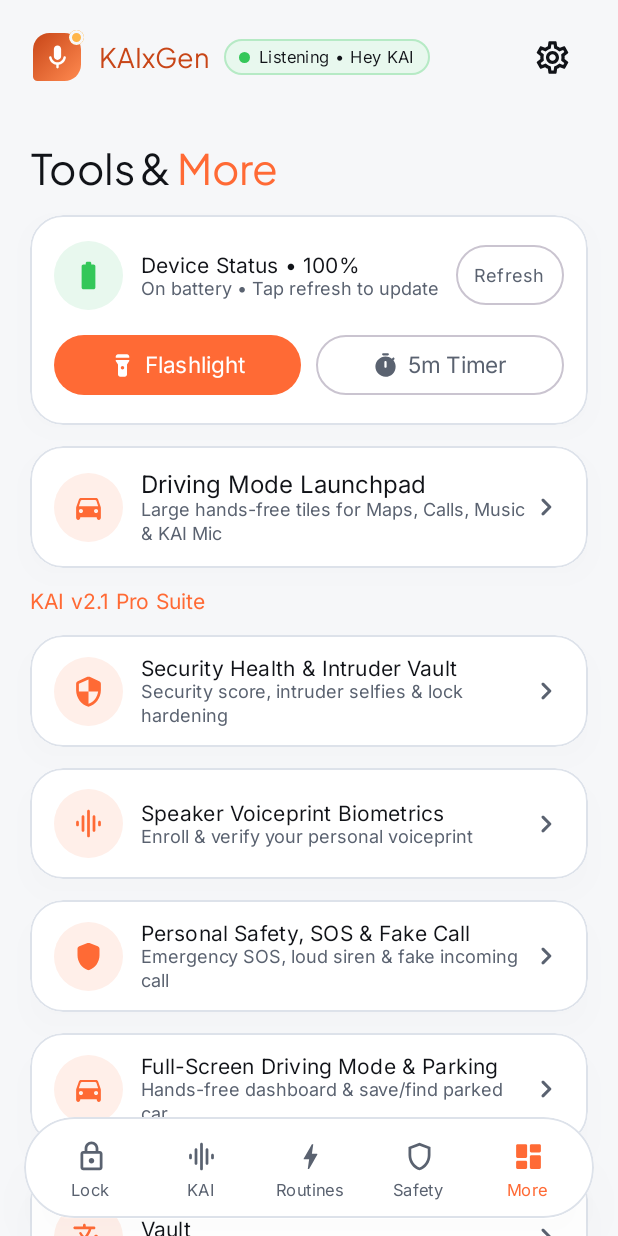
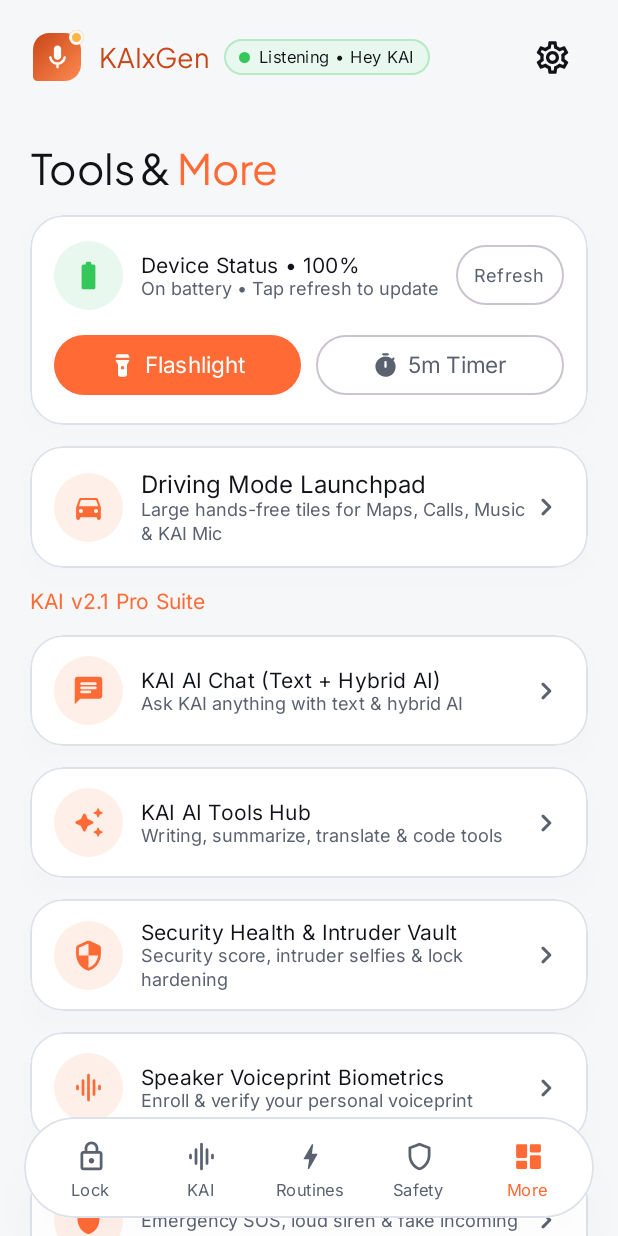
Before and after one commit to GOKUxEDITION/KAIxGenAiAssistant, an Android app built with Jetpack Compose: the MoreHubScreen screen opened through its navigation route, on a phone screen of 412 x 824 dp. Run offline under Robolectric (Android 15) with nearby library versions, the phone set to English and light mode, and no system bars.

Commit message:
Add AI Chat, AI Tools Hub & About KAIxGenAssistant cards to MoreHubScreen

```diff
--- a/app/src/main/java/com/kaixgen/assistant/ui/screens/more/MoreHubScreen.kt
+++ b/app/src/main/java/com/kaixgen/assistant/ui/screens/more/MoreHubScreen.kt
@@ -21,6 +21,9 @@ import androidx.compose.foundation.verticalScroll
 import androidx.compose.material.icons.Icons
 import androidx.compose.material.icons.automirrored.rounded.KeyboardArrowRight
 import androidx.compose.material.icons.rounded.Add
+import androidx.compose.material.icons.automirrored.rounded.Chat
+import androidx.compose.material.icons.rounded.AutoAwesome
+import androidx.compose.material.icons.rounded.Info
 import androidx.compose.material.icons.rounded.BatteryChargingFull
 import androidx.compose.material.icons.rounded.BatteryStd
 import androidx.compose.material.icons.rounded.Build
@@ -110,6 +113,9 @@ fun MoreHubScreen(
     onNavigateToInterpreterMemory: () -> Unit = {},
     onNavigateToProductivityHub: () -> Unit = {},
     onNavigateToPrivacyOem: () -> Unit = {},
+    onNavigateToAiChat: () -> Unit = {},
+    onNavigateToAiToolsHub: () -> Unit = {},
+    onNavigateToAboutKai: () -> Unit = {},
     modifier: Modifier = Modifier
 ) {
     val extendedColors = KaiTheme.extendedColors
@@ -288,7 +294,21 @@ fun MoreHubScreen(
             style = MaterialTheme.typography.titleSmall.copy(fontWeight = FontWeight.Bold),
             color = MaterialTheme.colorScheme.primary
         )
-        MoreNavRowCard(
+            MoreNavRowCard(
+                icon = Icons.AutoMirrored.Rounded.Chat,
+                title = "KAI AI Chat (Text + Hybrid AI)",
+                subtitle = "Ask KAI anything with text & hybrid AI",
+                onClick = onNavigateToAiChat,
+                testTag = "more_ai_chat_row"
+            )
+            MoreNavRowCard(
+                icon = Icons.Rounded.AutoAwesome,
+                title = "KAI AI Tools Hub",
+                subtitle = "Writing, summarize, translate & code tools",
+                onClick = onNavigateToAiToolsHub,
+                testTag = "more_ai_tools_hub_row"
+            )
+            MoreNavRowCard(
             icon = Icons.Rounded.Security,
             title = "Security Health & Intruder Vault",
             subtitle = "Security score, intruder selfies & lock hardening",
@@ -337,6 +357,13 @@ fun MoreHubScreen(
             onClick = onNavigateToPrivacyOem,
             testTag = "more_privacy_oem_row"
         )
+            MoreNavRowCard(
+                icon = Icons.Rounded.Info,
+                title = "About KAIxGenAssistant",
+                subtitle = "App info, version & capabilities",
+                onClick = onNavigateToAboutKai,
+                testTag = "more_about_kai_row"
+            )
             // Section 3: Productivity & Quick Tasks (PRD S7-05)
             KaiElevatedCard(modifier = Modifier.testTag("more_tasks_card")) {
                 Column(
```
